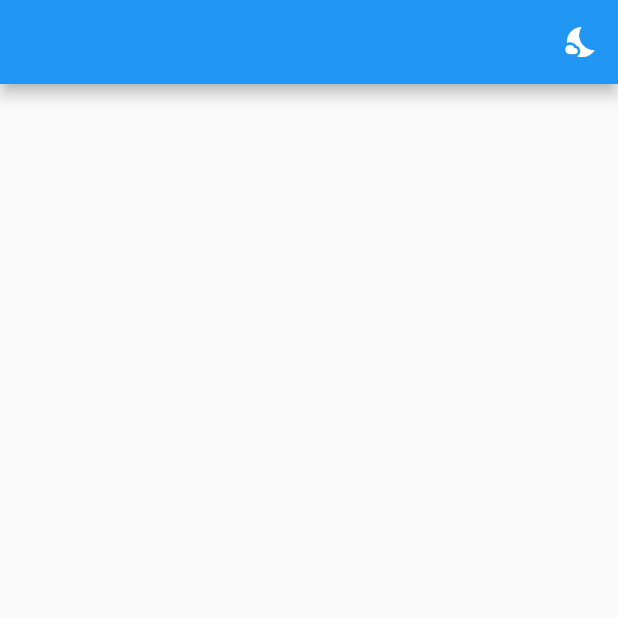
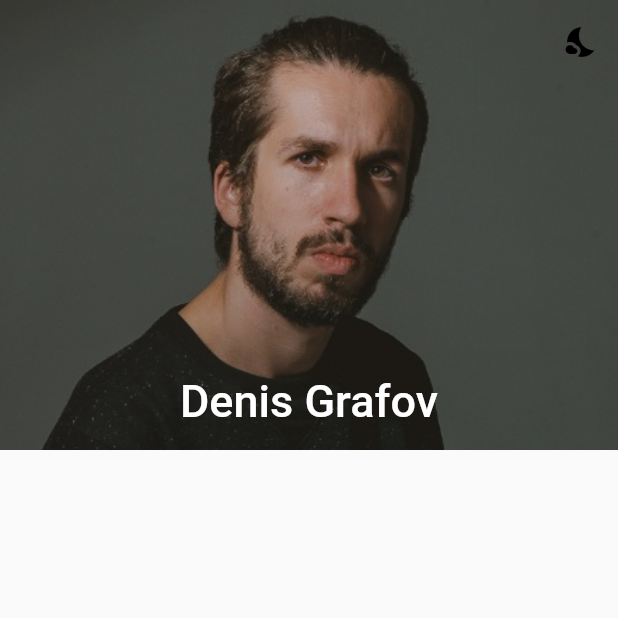
Before and after one commit to grafovdenis/grafovdenis.github.io, a Flutter app: the screen it shows after launch, on a phone screen of 412 x 824 dp, the top half of it. Run offline on Flutter 3.47's test engine with Material 2 defaults, Android fonts, the phone set to English and light mode, and no system bars; our stand-ins replace bloc, flutter_bloc; statements that could not run were skipped.

Commit message:
add photo and sliver

```diff
--- a/lib/pages/home_page.dart
+++ b/lib/pages/home_page.dart
@@ -8,13 +8,36 @@ class HomePage extends StatelessWidget {
   @override
   Widget build(BuildContext context) {
     return Scaffold(
-      appBar: AppBar(
-        actions: [
-          IconButton(
-            icon: Icon(Icons.nights_stay),
-            onPressed: () => BlocProvider.of<ThemeCubit>(context).switchTheme(),
-          )
-        ],
+      body: NestedScrollView(
+        headerSliverBuilder: (context, scrolled) {
+          return <Widget>[
+            SliverAppBar(
+              elevation: 0,
+              expandedHeight: 300,
+              floating: false,
+              pinned: true,
+              actions: [
+                IconButton(
+                  icon: Icon(Icons.nights_stay),
+                  onPressed: () =>
+                      BlocProvider.of<ThemeCubit>(context).switchTheme(),
+                  color: (Theme.of(context).brightness == Brightness.light)
+                      ? Colors.black
+                      : Colors.white,
+                )
+              ],
+              flexibleSpace: FlexibleSpaceBar(
+                centerTitle: true,
+                title: Text("Denis Grafov"),
+                background: Image.asset(
+                  'assets/images/profile.jpg',
+                  fit: BoxFit.fitWidth,
+                ),
+              ),
+            )
+          ];
+        },
+        body: Container(),
       ),
     );
   }
--- a/pubspec.yaml
+++ b/pubspec.yaml
@@ -19,3 +19,4 @@ flutter:
   uses-material-design: true
   assets:
     - assets/resumes/
+    - assets/images/
```
Also changed, not shown: assets/images/profile.jpg (added).
